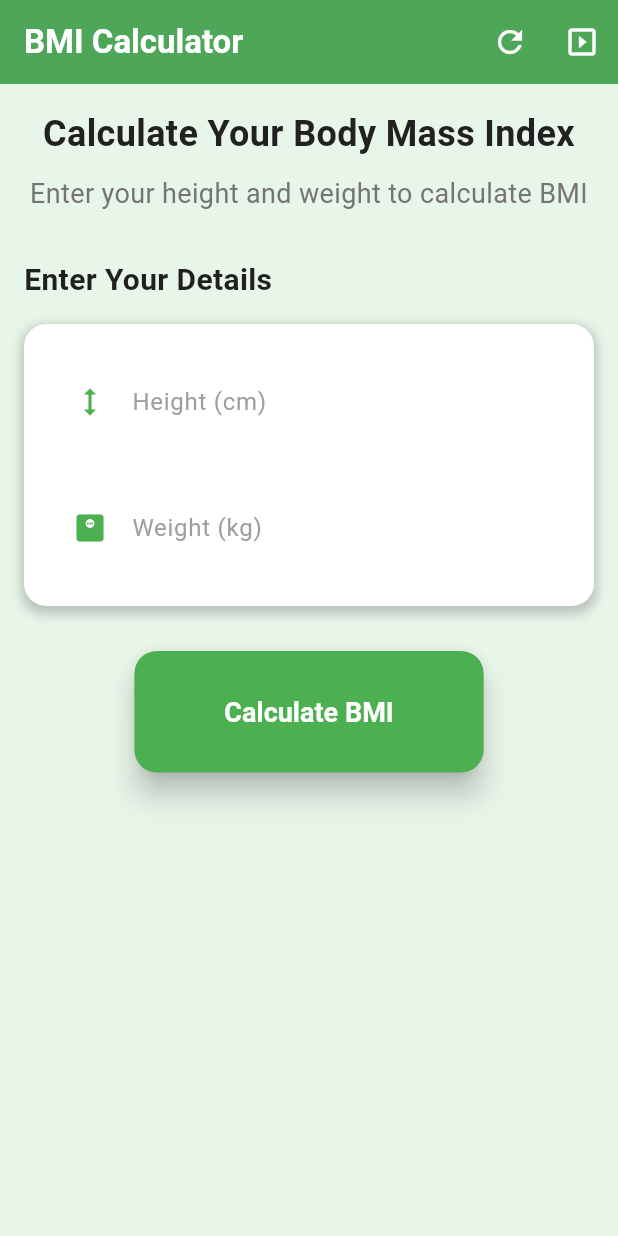
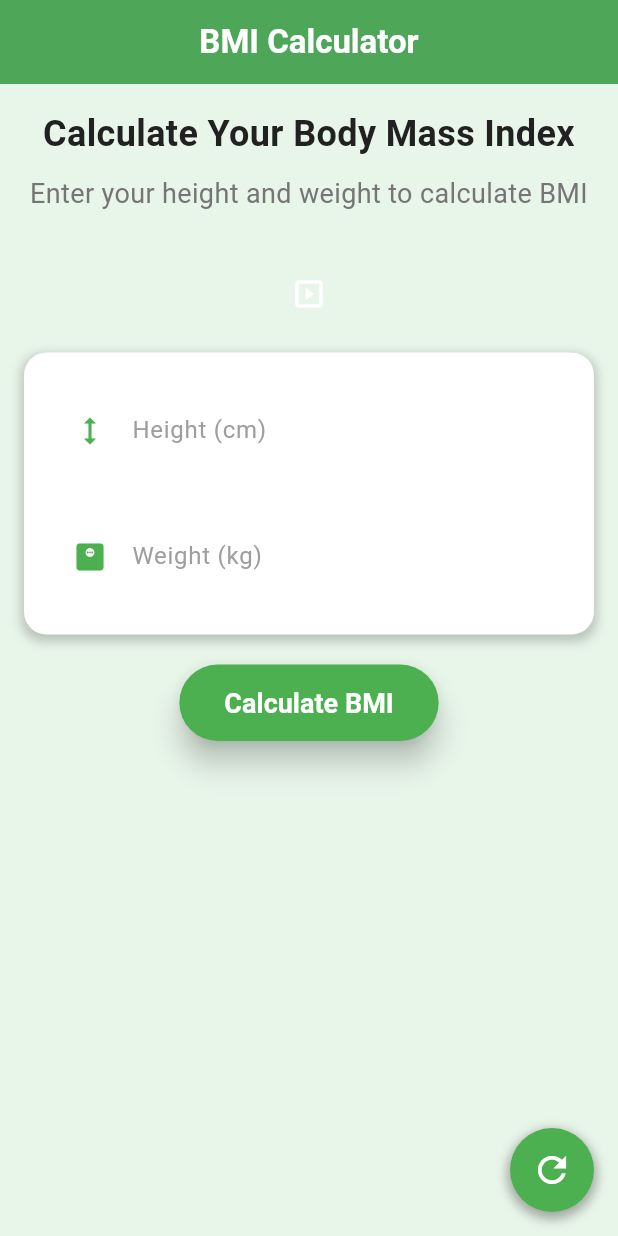
Before and after one commit to uroojkhadim/FA23-BSE-019-5A-UroojKhadim, a Flutter app: the screen it shows after launch, on a phone screen of 412 x 824 dp. Run offline on Flutter 3.47's test engine with Material 3 defaults, Android fonts, the phone set to English and light mode, and no system bars; our stand-ins replace csv, file_picker, fl_chart, flutter_local_notifications, google_sign_in, googleapis_auth and 5 more; missing offline and left inert: excel, googleapis; accounts and stored records are empty.

Commit message:
video 15
Custom Floating Action Button Feature:
1. Custom FAB Widget
Created a reusable CustomFAB widget with enhanced styling
Customizable icon, colors, size, and tooltip
Added visual enhancements with shadows and circular design
Uses Flutter's built-in FloatingActionButton for proper touch handling
2. Extended FAB Widget
Created a reusable ExtendedFAB widget with icon and label
Customizable appearance with background and foreground colors
Uses ElevatedButton for consistent Material Design styling
Properly styled with rounded corners and shadows
3. Integration with Main App
Added CustomFAB to the main screen for resetting values
Positioned the FAB at the end of the screen using FloatingActionButtonLocation.endFloat
Connected the FAB to the existing _resetValues function for proper functionality
Used appropriate icon (Icons.refresh) and tooltip for user guidance

```diff
--- a/bmi_calculator/lib/main.dart
+++ b/bmi_calculator/lib/main.dart
@@ -11,6 +11,7 @@ import 'widgets/input_method.dart';
 import 'widgets/bmi_category.dart';
 import 'widgets/bmi_calculator_callbacks.dart';
 import 'widgets/constants/spacing_constants.dart';
+import 'widgets/custom_fab.dart';
 
 // =============================================================================
 // MAIN APPLICATION
@@ -29,56 +30,57 @@ class BMICalculatorApp extends StatelessWidget {
 
   @override
   Widget build(BuildContext context) {
-    // MaterialApp provides app-wide configuration
     return MaterialApp(
-      title: 'BMI Calculator', // App title
-      theme: BMICalculatorTheme.lightTheme, // Apply custom theme
-      home: const BMICalculator(), // Set home screen
+      title: 'BMI Calculator',
+      theme: BMICalculatorTheme.lightTheme,
+      home: const BMICalculatorScreen(),
     );
   }
 }
 
-/// Main BMI calculator screen
-/// This stateful widget manages the UI and calculation logic
-class BMICalculator extends StatefulWidget {
+// =============================================================================
+// MAIN SCREEN
+// =============================================================================
+
+/// Main screen of the BMI calculator app
+/// Contains all the UI elements and logic for calculating BMI
+class BMICalculatorScreen extends StatefulWidget {
   /// Constructor with key parameter
-  const BMICalculator({Key? key}) : super(key: key);
+  const BMICalculatorScreen({Key? key}) : super(key: key);
 
   @override
-  State<BMICalculator> createState() => _BMICalculatorState();
+  State<BMICalculatorScreen> createState() => _BMICalculatorScreenState();
 }
 
-/// State class for BMICalculator
-/// Manages the state and business logic for the BMI calculator
-class _BMICalculatorState extends State<BMICalculator> {
+class _BMICalculatorScreenState extends State<BMICalculatorScreen> {
   // Controllers for text input fields
   final TextEditingController _heightController = TextEditingController();
   final TextEditingController _weightController = TextEditingController();
 
   // Values for slider and stepper inputs
-  double _heightSliderValue = 170.0; // Default height (170 cm)
-  int _weightStepperValue = 70; // Default weight (70 kg)
+  double _height = 170.0; // Default height (170 cm)
+  double _weight = 70.0; // Default weight (70 kg)
 
   // Input method state using enum
   InputMethod _inputMethod = InputMethod.text;
 
   // Results from BMI calculation
   double _bmi = 0.0;
-  BMICategory _bmiCategory = BMICategory.normal;
+  BMICategory _category = BMICategory.normal;
 
-  /// Calculate BMI based on input values using function objects
+  /// Calculates BMI and updates the result
   void _calculateBMI() {
     // Create function object for BMI calculation
     final bmiCalculator = BMICalculatorCallbacks.createBMICalculator(
-      _inputMethod == InputMethod.slider ? _heightSliderValue :
+      _inputMethod == InputMethod.slider ? _height :
           (_heightController.text.isEmpty ? 0 : double.parse(_heightController.text)),
-      _inputMethod == InputMethod.slider ? _weightStepperValue.toDouble() :
+      _inputMethod == InputMethod.slider ? _weight :
           (_weightController.text.isEmpty ? 0 : double.parse(_weightController.text)),
       (bmi, category) {
         // Success callback
         setState(() {
           _bmi = bmi;
-          _bmiCategory = category;
+          _category = category;
         });
       },
       (errorMessage) {
@@ -122,27 +124,11 @@ class _BMICalculatorState extends State<BMICalculator> {
   }
 
   /// Get color associated with BMI category
-  Color _getBMIColor(BMICategory category) {
+  Color _getColorForCategory(BMICategory category) {
     return BMICalculatorUtils.getBMIColor(category);
   }
 
-  /// Toggle between text input and slider input methods using function objects
-  void _toggleInputMethod() {
-    // Create function object for toggling input method
-    final toggleFunction = BMICalculatorCallbacks.createInputMethodToggle(
-      () {
-        // Toggle callback
-        setState(() {
-          _inputMethod = _inputMethod.toggle;
-        });
-      },
-    );
-
-    // Execute toggle
-    toggleFunction();
-  }
-
-  /// Reset all values using function objects
+  /// Resets all input values to defaults
   void _resetValues() {
     // Create function object for resetting values
     final resetFunction = BMICalculatorCallbacks.createResetFunction(
@@ -151,10 +137,10 @@ class _BMICalculatorState extends State<BMICalculator> {
         setState(() {
           _heightController.clear();
           _weightController.clear();
-          _heightSliderValue = 170.0;
-          _weightStepperValue = 70;
+          _height = 170.0;
+          _weight = 70.0;
           _bmi = 0.0;
-          _bmiCategory = BMICategory.normal;
+          _category = BMICategory.normal;
         });
       },
       (message) {
@@ -175,22 +161,10 @@ class _BMICalculatorState extends State<BMICalculator> {
   @override
   Widget build(BuildContext context) {
     return Scaffold(
-      // App bar with title and input method toggle
       appBar: AppBar(
         title: const Text('BMI Calculator'),
-        actions: [
-          IconButton(
-            icon: const Icon(Icons.refresh),
-            onPressed: _resetValues,
-            tooltip: 'Reset Values',
+        centerTitle: true,
       ),
-          InputMethodToggle(
-            useSliders: _inputMethod == InputMethod.slider,
-            onToggle: _toggleInputMethod,
-          ),
-        ],
-      ),
-      // Main content area with scrollable layout
       body: SingleChildScrollView(
         child: Padding(
           padding: SpacingConstants.defaultPadding,
@@ -205,100 +179,81 @@ class _BMICalculatorState extends State<BMICalculator> {
               const AppDescriptionText(),
               const SizedBox(height: SpacingConstants.huge),
 
-              // Section header for input
-              const SectionHeaderText(text: 'Enter Your Details'),
+              // Input method toggle
+              InputMethodToggle(
+                useSliders: _inputMethod == InputMethod.slider,
+                onToggle: () {
+                  setState(() {
+                    _inputMethod = _inputMethod.toggle;
+                  });
+                },
+              ),
               const SizedBox(height: SpacingConstants.large),
 
-              // Input cards based on selected method using conditional renderer
-              BMICalculatorCallbacks.createConditionalRenderer(
-                _inputMethod == InputMethod.text,
+              // Input cards based on selected method
+              if (_inputMethod == InputMethod.text)
                 TextInputCard(
                   heightController: _heightController,
                   weightController: _weightController,
-                ),
+                )
+              else
                 SliderInputCard(
-                  heightValue: _heightSliderValue,
-                  weightValue: _weightStepperValue,
+                  heightValue: _height,
+                  weightValue: _weight.toInt(),
                   onHeightChanged: (value) {
-                    // Create function object for height change
-                    final heightChanger = BMICalculatorCallbacks.createHeightChanger(
-                      _heightSliderValue,
-                      100.0,
-                      250.0,
-                      (newHeight) {
-                        // Change callback
                     setState(() {
-                          _heightSliderValue = newHeight;
+                      _height = value;
                     });
                   },
-                    );
-
-                    // Execute height change
-                    heightChanger(value);
-                  },
                   onWeightChanged: (value) {
-                    // Create function object for weight change
-                    final weightChanger = BMICalculatorCallbacks.createWeightChanger(
-                      _weightStepperValue,
-                      30,
-                      200,
-                      (newWeight) {
-                        // Change callback
                     setState(() {
-                          _weightStepperValue = newWeight;
+                      _weight = value.toDouble();
                     });
                   },
-                    );
-
-                    // Execute weight change
-                    weightChanger(value);
-                  },
                 ),
-              )(),
-
-              const SizedBox(height: SpacingConstants.huge),
+              const SizedBox(height: SpacingConstants.extraLarge),
 
               // Calculate button
               Center(
                 child: ElevatedButton(
-                  onPressed: _calculateBMI, // Trigger BMI calculation
-                  child: const Padding(
-                    padding: EdgeInsets.symmetric(horizontal: 30, vertical: 15),
-                    child: Text('Calculate BMI'),
+                  onPressed: _calculateBMI,
+                  style: ElevatedButton.styleFrom(
+                    padding: SpacingConstants.buttonPadding,
+                    shape: RoundedRectangleBorder(
+                      borderRadius: BorderRadius.circular(30),
+                    ),
+                  ),
+                  child: const Text(
+                    'Calculate BMI',
+                    style: TextStyle(
+                      fontSize: 18,
+                      fontWeight: FontWeight.bold,
                     ),
                   ),
                 ),
+              ),
+              const SizedBox(height: SpacingConstants.large),
 
-              const SizedBox(height: SpacingConstants.huge),
-
-              // Display BMI result if calculated using conditional renderer
-              BMICalculatorCallbacks.createConditionalRenderer(
-                _bmi > 0,
-                Column(
-                  children: [
-                    const SectionHeaderText(text: 'Your Results'),
-                    const SizedBox(height: SpacingConstants.large),
+              // BMI result card
+              if (_bmi > 0)
                 BMIResultCard(
                   bmi: _bmi,
-                      category: _bmiCategory,
-                      color: _getBMIColor(_bmiCategory),
+                  category: _category,
+                  color: _getColorForCategory(_category),
                 ),
-                  ],
-                ),
-                const SizedBox.shrink(),
-              )(),
+
+              const SizedBox(height: SpacingConstants.extraLarge),
             ],
           ),
         ),
       ),
+      // Custom Floating Action Button for resetting values
+      floatingActionButton: CustomFAB(
+        icon: Icons.refresh,
+        onPressed: _resetValues,
+        tooltip: 'Reset Values',
+      ),
+      floatingActionButtonLocation: FloatingActionButtonLocation.endFloat,
     );
   }
-
-  /// Clean up resources when widget is disposed
-  @override
-  void dispose() {
-    _heightController.dispose(); // Dispose height controller
-    _weightController.dispose(); // Dispose weight controller
-    super.dispose();
 }
-}
--- /dev/null
+++ b/bmi_calculator/lib/widgets/custom_fab.dart
@@ -0,0 +1,67 @@
+// Import the Flutter material design library
+import 'package:flutter/material.dart';
+import 'constants/color_constants.dart';
+import 'constants/spacing_constants.dart';
+
+/// Custom Floating Action Button Widget
+/// A reusable custom FAB with enhanced styling and functionality
+class CustomFAB extends StatelessWidget {
+  /// Icon to display in the FAB
+  final IconData icon;
+
+  /// Callback function when FAB is pressed
+  final VoidCallback onPressed;
+
+  /// Background color of the FAB
+  final Color backgroundColor;
+
+  /// Icon color of the FAB
+  final Color iconColor;
+
+  /// Tooltip text for the FAB
+  final String? tooltip;
+
+  /// Size of the FAB
+  final double size;
+
+  /// Constructor for CustomFAB
+  const CustomFAB({
+    Key? key,
+    required this.icon,
+    required this.onPressed,
+    this.backgroundColor = ColorConstants.primaryGreen,
+    this.iconColor = Colors.white,
+    this.tooltip,
+    this.size = 56.0,
+  }) : super(key: key);
+
+  @override
+  Widget build(BuildContext context) {
+    return Container(
+      width: size,
+      height: size,
+      decoration: BoxDecoration(
+        color: backgroundColor,
+        shape: BoxShape.circle,
+        boxShadow: [
+          BoxShadow(
+            color: Colors.black.withOpacity(0.3),
+            spreadRadius: 2,
+            blurRadius: 5,
+            offset: const Offset(0, 3),
+          ),
+        ],
+      ),
+      child: FloatingActionButton(
+        onPressed: onPressed,
+        backgroundColor: Colors.transparent,
+        elevation: 0,
+        child: Icon(
+          icon,
+          color: iconColor,
+          size: size * 0.5,
+        ),
+      ),
+    );
+  }
+}
```
Also changed, not shown: bmi_calculator/lib/widgets/extended_fab.dart (added, +58 -0 lines). Lines whose indentation alone changed are shown as unchanged.
